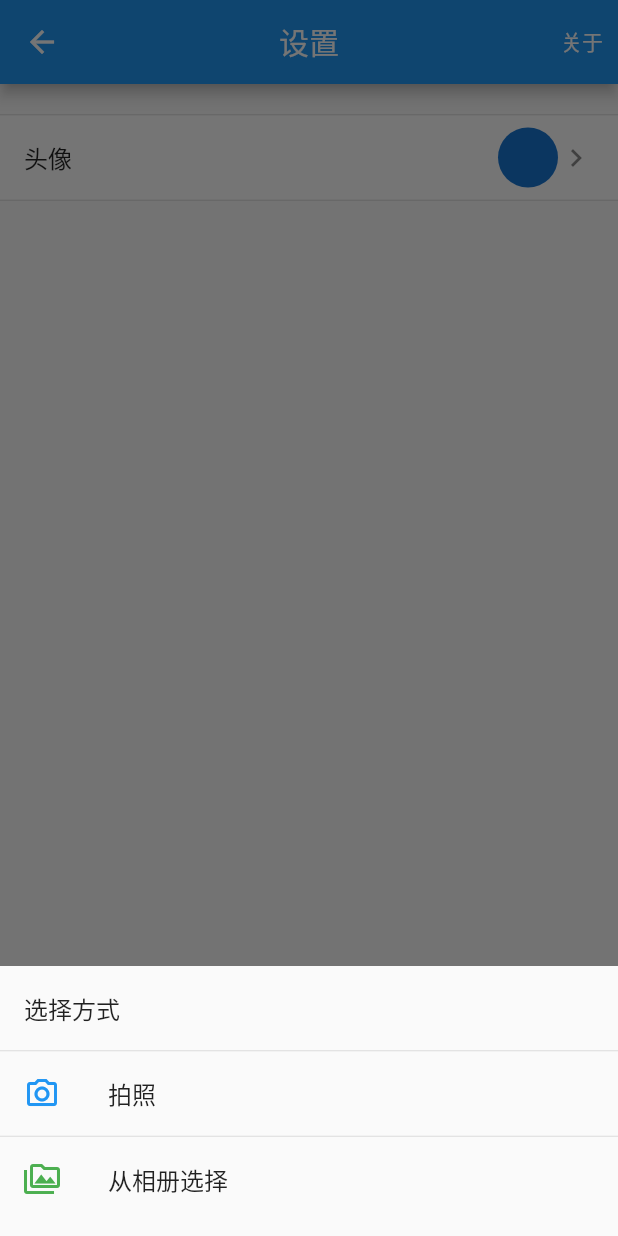
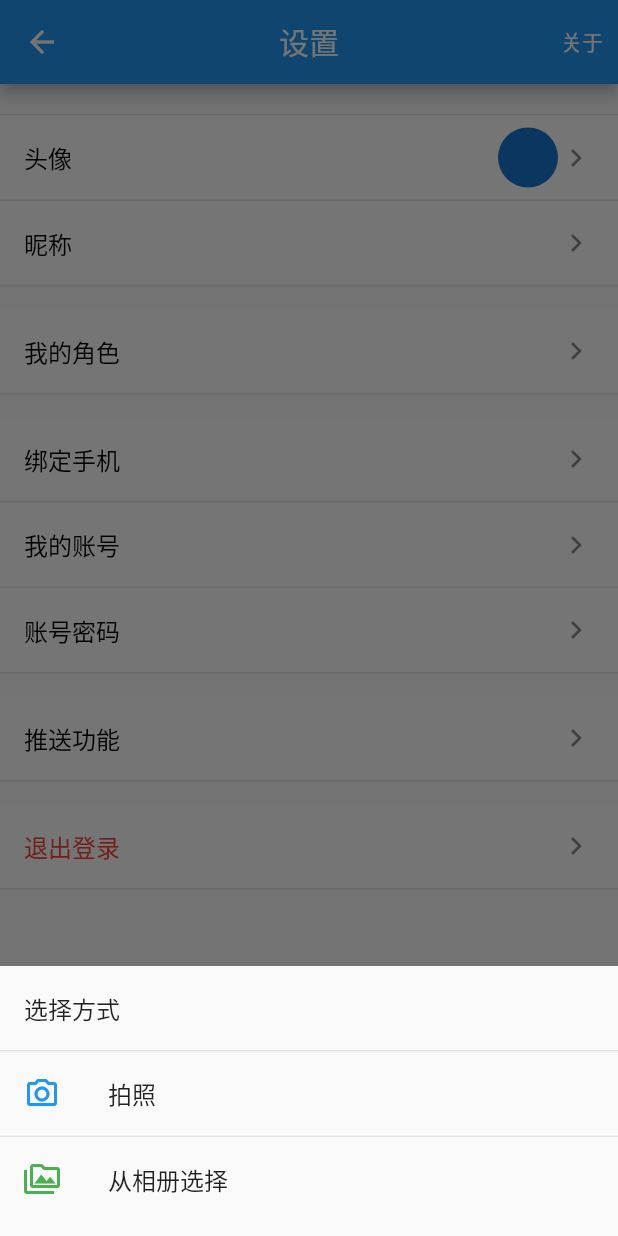
Before and after one commit to vcqzero/jjhy-app-refactor, a Flutter app: the SettingsPage screen opened by its route, after a tap on "头像", on a phone screen of 412 x 824 dp. Run offline on Flutter 3.47's test engine with Material 2 defaults, Android fonts, the phone set to English and light mode, and no system bars; our stand-ins replace dio, flutter_easyloading, fluttertoast, get_storage, image_picker, open_file and 3 more; accounts and stored records are empty; network calls fail.

Commit message:
完成退出登录功能

```diff
--- a/lib/pages/login/TypeCodePage.dart
+++ b/lib/pages/login/TypeCodePage.dart
@@ -45,7 +45,7 @@ class _LoginTypeCodePage extends State<LoginTypeCodePage> {
 
   @override
   void initState() {
-    _phoneSafety = MyString.phoneToSafety(widget.phone);
+    _phoneSafety = MyString.encryptPhone(widget.phone);
     _resendDelaySeconds = widget.delaySeconds;
     _codeLen = widget.codeLen;
     _startResendTimer();
--- a/lib/pages/profile/widges/TheAvatarSection.dart
+++ b/lib/pages/profile/widges/TheAvatarSection.dart
@@ -43,7 +43,7 @@ class TheAvatarSection extends StatelessWidget {
                   Container(
                     margin: EdgeInsets.only(top: 12),
                     child: Text(
-                      phone != null ? MyString.phoneToSafety(phone!) : '',
+                      phone != null ? MyString.encryptPhone(phone!) : '',
                       style: TextStyle(
                         color: Colors.white,
                       ),
--- a/lib/pages/settings/Index.dart
+++ b/lib/pages/settings/Index.dart
@@ -1,6 +1,16 @@
+import 'dart:developer';
+
+import 'package:app/api/AuthApi.dart';
+import 'package:app/api/UserApi.dart';
 import 'package:app/pages/about/Index.dart';
 import 'package:app/pages/settings/widges/TheAvatarTile.dart';
+import 'package:app/store/Token.dart';
+import 'package:app/store/User.dart';
+import 'package:app/utils/MyDialog.dart';
+import 'package:app/utils/MyDio.dart';
 import 'package:app/widgets/MyAppBar.dart';
+import 'package:app/widgets/MyTile.dart';
+import 'package:dio/dio.dart';
 import 'package:flutter/material.dart';
 
 class SettingsPage extends StatefulWidget {
@@ -12,6 +22,28 @@ class SettingsPage extends StatefulWidget {
 }
 
 class _SettingsPageState extends State<SettingsPage> {
+  User _user = User.cache();
+  CancelToken? _cancelToken;
+
+  @override
+  void dispose() {
+    if (_cancelToken != null) _cancelToken!.cancel();
+    super.dispose();
+  }
+
+  Future<void> _handleLogout() async {
+    MyResponse res = AuthApi.logout();
+    _cancelToken = res.cancelToken;
+    try {
+      await res.future.then((value) => null);
+      await User.clear();
+      await Token.clear();
+      Navigator.of(context).pop();
+    } catch (e) {
+      log('退出登录错误', error: e);
+    }
+  }
+
   @override
   Widget build(BuildContext context) {
     return Scaffold(
@@ -34,6 +66,43 @@ class _SettingsPageState extends State<SettingsPage> {
           // 头像
           TheAvatarTile(),
           Divider(height: 1),
+          // 昵称
+          MyTile(title: '昵称', trailingWidget: Text(_user.nickname ?? '')),
+          Divider(height: 1),
+          SizedBox(height: 15),
+          // 角色
+          MyTile(title: '我的角色'),
+          Divider(height: 1),
+          SizedBox(height: 15),
+          // 绑定手机
+          MyTile(
+              title: '绑定手机', trailingWidget: Text(_user.telEncryption ?? '')),
+          Divider(height: 1),
+          // 账号
+          MyTile(title: '我的账号', trailingWidget: Text(_user.username ?? '')),
+          Divider(height: 1),
+          // 账号密码
+          MyTile(title: '账号密码'),
+          Divider(height: 1),
+          // 推送功能
+          SizedBox(height: 15),
+          MyTile(title: '推送功能'),
+          Divider(height: 1),
+          // 安全退出
+          SizedBox(height: 15),
+          MyTile(
+            title: '退出登录',
+            titleColor: Colors.red,
+            onTap: () {
+              MyDialog(
+                context,
+                title: '提示',
+                textChildren: [Text('确认退出当前账号！')],
+                onConfirm: () => _handleLogout(),
+              ).open();
+            },
+          ),
+          Divider(height: 1),
         ],
       ),
     );
--- a/lib/store/User.dart
+++ b/lib/store/User.dart
@@ -3,6 +3,7 @@ import 'dart:developer';
 import 'package:app/api/UserApi.dart';
 import 'package:app/store/Token.dart';
 import 'package:app/utils/MyDio.dart';
+import 'package:app/utils/MyString.dart';
 import 'package:get_storage/get_storage.dart';
 
 GetStorage _getBox() => GetStorage();
@@ -17,6 +18,7 @@ class User {
   int? id;
   String? username;
   String? tel;
+  String? telEncryption;
   String? avatar;
   String? realname;
   String? nickname;
@@ -57,6 +59,7 @@ class User {
     }
   }
 
+  /// 清空user数据
   static Future<void> clear() async {
     try {
       await _getBox().remove(_storageKey);
@@ -118,6 +121,7 @@ class User {
     id = map['id'];
     username = map['username'];
     tel = map['tel'];
+    if (tel != null) telEncryption = MyString.encryptPhone(tel!);
     avatar = map['avatar'];
     realname = map['realname'];
     nickname = map['nickname'];
--- a/lib/utils/MyString.dart
+++ b/lib/utils/MyString.dart
@@ -1,6 +1,6 @@
 class MyString {
   /// 手机号隐藏中间4位
-  static String phoneToSafety(String phone) {
+  static String encryptPhone(String phone) {
     if (phone.length < 4) return '';
     return phone.replaceRange(3, 7, '****');
   }
--- a/lib/widgets/MyTile.dart
+++ b/lib/widgets/MyTile.dart
@@ -3,12 +3,14 @@ import 'package:flutter/material.dart';
 class MyTile extends StatefulWidget {
   final String title;
   final Widget? trailingWidget;
-  final Function()? onTap;
+  final void Function()? onTap;
+  final Color titleColor;
   MyTile({
     Key? key,
     required this.title,
     this.trailingWidget,
     this.onTap,
+    this.titleColor = Colors.black,
   }) : super(key: key);
 
   @override
@@ -30,7 +32,12 @@ class _MyTileState extends State<MyTile> {
   Widget build(BuildContext context) {
     return ListTile(
       tileColor: Colors.white,
-      title: Text(widget.title),
+      title: Text(
+        widget.title,
+        style: TextStyle(
+          color: widget.titleColor,
+        ),
+      ),
       trailing: Container(
         width: 200,
         // color: Colors.red,
```
Also changed, not shown: lib/utils/MyDialog.dart (added, +95 -0 lines).
